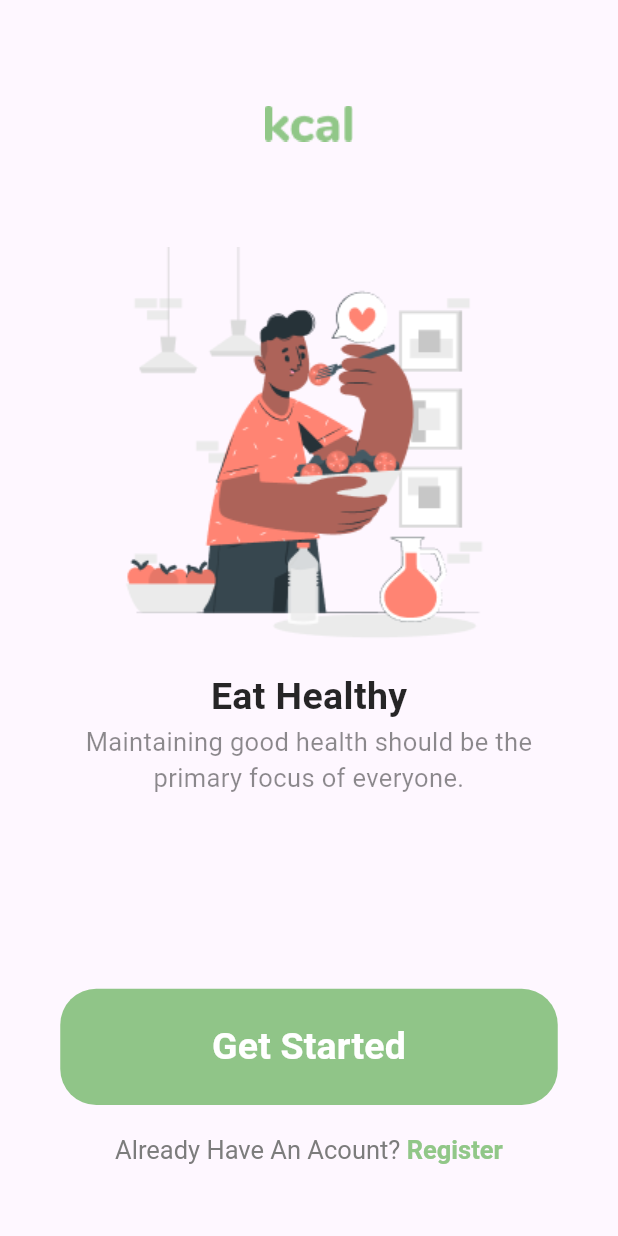
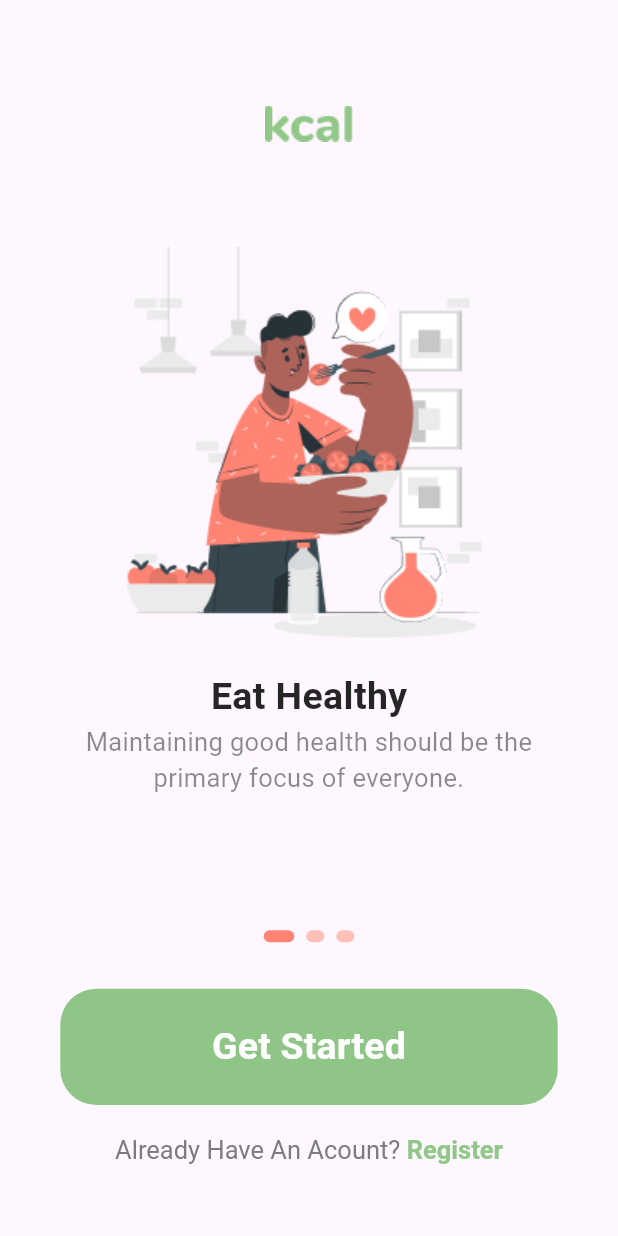
Before and after one commit to erkinov-2003/food_app, a Flutter app: the screen it shows after launch, on a phone screen of 412 x 824 dp. Run offline on Flutter 3.47's test engine with Material 2 defaults, Android fonts, the phone set to English and light mode, and no system bars; drawn by our look-alikes of carousel_slider, smooth_page_indicator; our stand-ins replace camera, get_it.

Commit message:
ready app food

```diff
--- a/lib/src/screens/app.dart
+++ b/lib/src/screens/app.dart
@@ -1,5 +1,4 @@
 import 'package:flutter/material.dart';
-import 'package:foodapp/src/screens/profile_screen/profile_screen.dart';
 import 'main_screen/splashPage.dart';
 
 class MyApp extends StatelessWidget {
--- a/lib/src/screens/main_screen/depends/customCarusel.dart
+++ b/lib/src/screens/main_screen/depends/customCarusel.dart
@@ -35,7 +35,7 @@ class CustomCarusel extends StatelessWidget {
             initialPage: 0,
             autoPlay: true,
             autoPlayCurve: Curves.linear,
-            height: size.height * 0.290,
+            height: size.height * 0.250,
             animateToClosest: true,
             enlargeCenterPage: true,
             enlargeStrategy: CenterPageEnlargeStrategy.scale,
--- a/lib/src/screens/main_screen/depends/customGetStartPages.dart
+++ b/lib/src/screens/main_screen/depends/customGetStartPages.dart
@@ -46,7 +46,7 @@ class CustomGetStartPages extends StatelessWidget {
             options: CarouselOptions(
               initialPage: 0,
               autoPlayCurve: Curves.linear,
-              height: size.height * 0.593,
+              height: size.height * 0.555,
               enlargeCenterPage: true,
               autoPlayInterval: const Duration(seconds: 2),
               viewportFraction: 1,
@@ -56,7 +56,7 @@ class CustomGetStartPages extends StatelessWidget {
             ),
           ),
           SizedBox(
-            height: size.height * 0.039,
+            height: size.height * 0.005,
             child: ValueListenableBuilder(
                 valueListenable: pageIndex,
                 builder: (context, index, child) {
```
